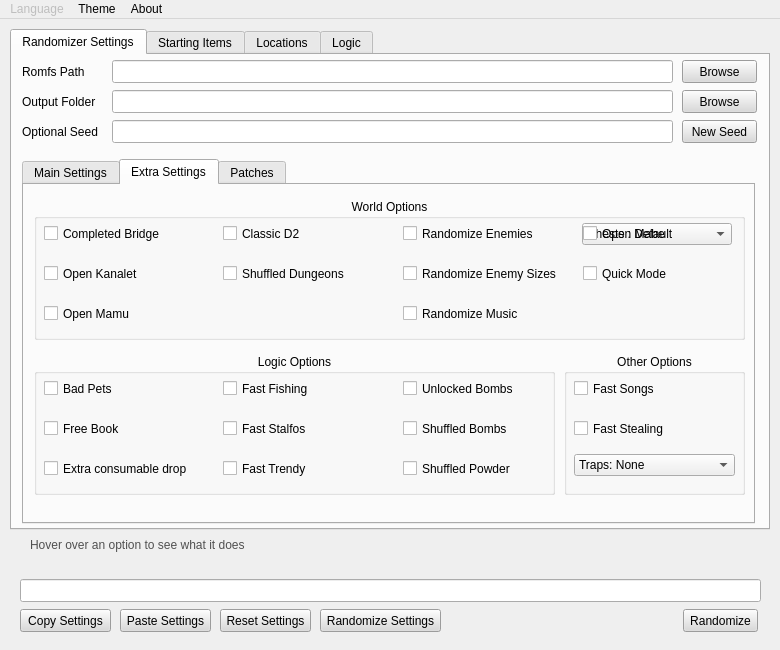
First picture: the form in RandomizerUI/UI/ui_form.ui, repository Owen-Splat/LAS-Randomizer, before the edit.
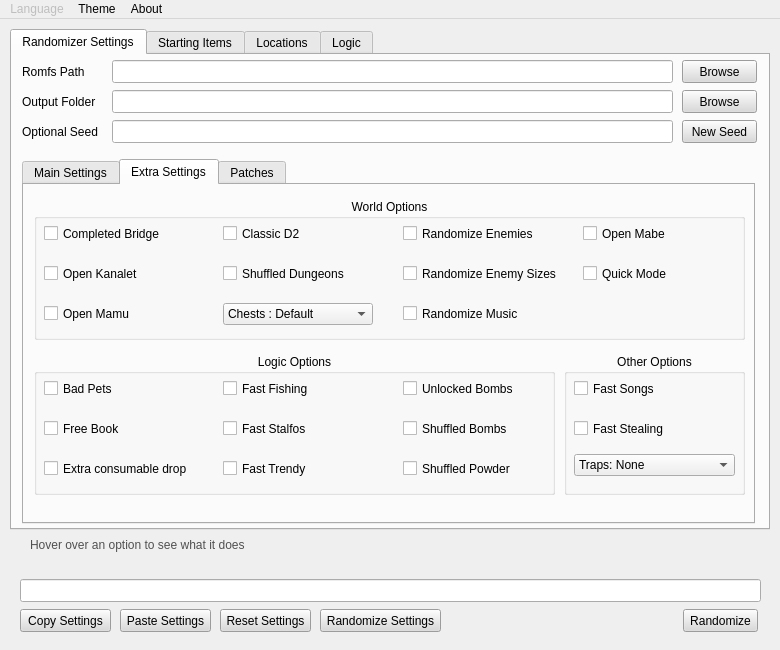
Second picture: the form after the edit. The open tabs and pages were chosen to show the change.

Commit message: fix gui settings overlap from merge

```diff
--- a/RandomizerUI/UI/ui_form.ui
+++ b/RandomizerUI/UI/ui_form.ui
@@ -1135,8 +1135,8 @@
         <widget class="QComboBox" name="chestAspectComboBox">
          <property name="geometry">
           <rect>
-           <x>548</x>
-           <y>24</y>
+           <x>189</x>
+           <y>104</y>
            <width>150</width>
            <height>22</height>
           </rect>
```
Lines whose indentation alone changed are shown as unchanged. The commit also changes 1 other file.
